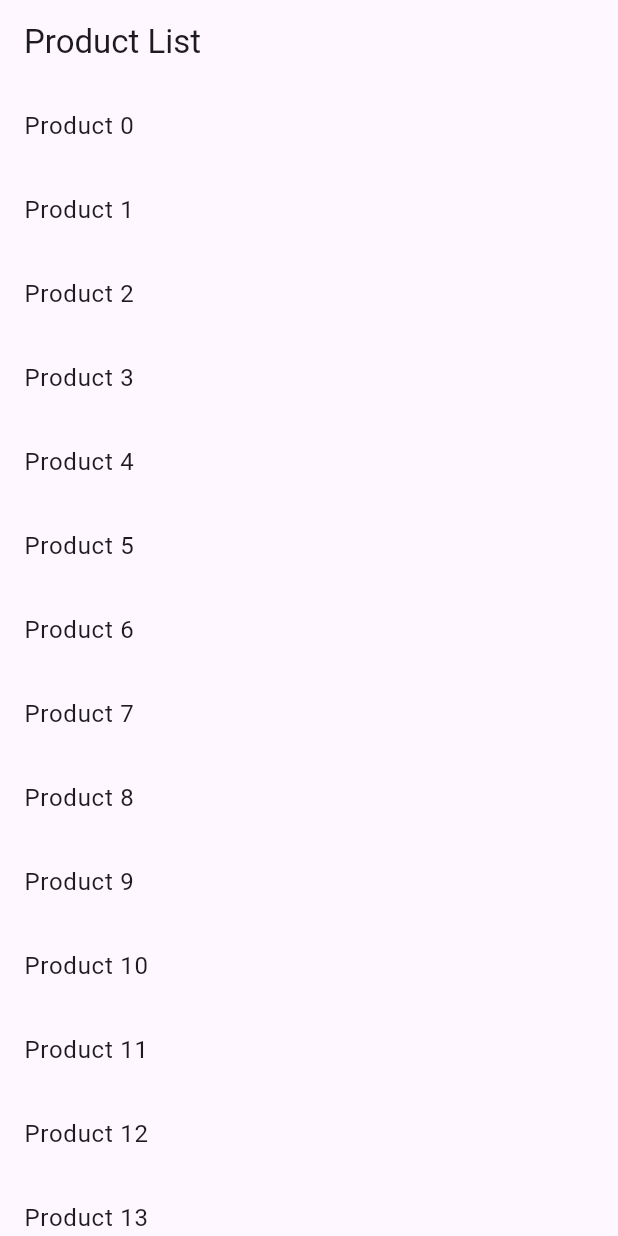
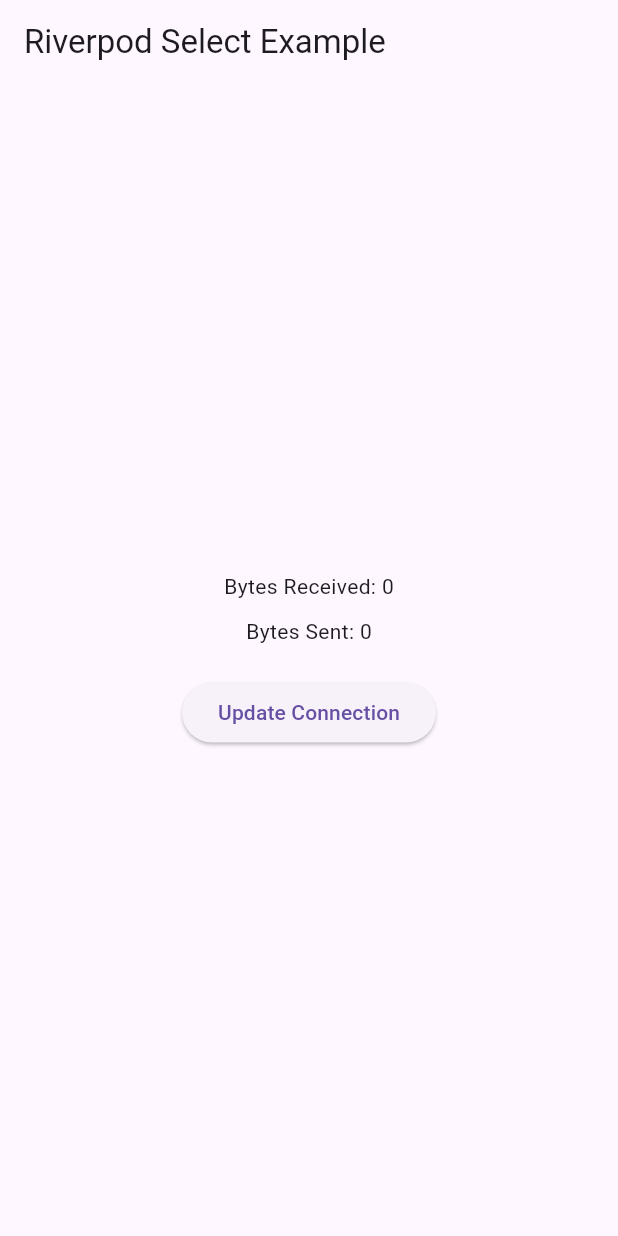
Before and after one commit to yahia-safwat/riverpod_explorer, a Flutter app: the screen it shows after launch, on a phone screen of 412 x 824 dp. Run offline on Flutter 3.47's test engine with Material 3 defaults, Android fonts, the phone set to English and light mode, and no system bars; our stand-ins replace flutter_riverpod.

Commit message:
Optimized widget rebuilds using 'select' with Riverpod

```diff
--- /dev/null
+++ b/lib/connection/models/connection.dart
@@ -0,0 +1,5 @@
+class Connection {
+  Connection({this.bytesSent = 0, this.bytesReceived = 0});
+  final int bytesSent;
+  final int bytesReceived;
+}
--- /dev/null
+++ b/lib/connection/providers/connection_provider.dart
@@ -0,0 +1,6 @@
+import 'package:flutter_riverpod/flutter_riverpod.dart';
+import '../models/connection.dart';
+
+final connectionProvider = StateProvider<Connection>((ref) {
+  return Connection();
+});
--- /dev/null
+++ b/lib/connection/widgets/bytes_received_text.dart
@@ -0,0 +1,16 @@
+import 'package:flutter/material.dart';
+import 'package:flutter_riverpod/flutter_riverpod.dart';
+import '../providers/connection_provider.dart';
+
+class BytesReceivedText extends ConsumerWidget {
+  const BytesReceivedText({super.key});
+
+  @override
+  Widget build(BuildContext context, WidgetRef ref) {
+    // Only rebuild when bytesReceived changes
+    final bytesReceived = ref.watch(connectionProvider.select(
+      (connection) => connection.bytesReceived,
+    ));
+    return Text('Bytes Received: $bytesReceived');
+  }
+}
--- /dev/null
+++ b/lib/connection/widgets/bytes_sent_text.dart
@@ -0,0 +1,17 @@
+import 'package:flutter/material.dart';
+import 'package:flutter_riverpod/flutter_riverpod.dart';
+import '../providers/connection_provider.dart';
+
+class BytesSentText extends ConsumerWidget {
+  const BytesSentText({super.key});
+
+  @override
+  Widget build(BuildContext context, WidgetRef ref) {
+    // Only rebuild when bytesSent changes
+    final bytesSent = ref.watch(connectionProvider.select(
+      (connection) => connection.bytesSent,
+    ));
+
+    return Text('Bytes Sent: $bytesSent');
+  }
+}
--- a/lib/main.dart
+++ b/lib/main.dart
@@ -1,6 +1,7 @@
 import 'package:flutter/material.dart';
 import 'package:flutter_riverpod/flutter_riverpod.dart';
-import 'product/widgets/product_list.dart';
+
+import 'screens/home_screen.dart';
 
 void main() {
   runApp(const ProviderScope(child: MyApp()));
@@ -13,16 +14,11 @@
   Widget build(BuildContext context) {
     return MaterialApp(
       debugShowCheckedModeBanner: false,
-      title: 'Riverpod Scoped Providers Example',
+      title: 'Riverpod Select Example',
       theme: ThemeData(
         primarySwatch: Colors.blue,
       ),
-      home: Scaffold(
-        appBar: AppBar(
-          title: const Text('Product List'),
-        ),
-        body: const ProductList(),
-      ),
+      home: const HomeScreen(),
     );
   }
 }
--- a/lib/product/providers/current_product_index_provider.dart
+++ /dev/null
@@ -1,6 +0,0 @@
-import 'package:flutter_riverpod/flutter_riverpod.dart';
-
-// Provider to hold the current product index
-final currentProductIndexProvider = Provider<int>((ref) {
-  throw UnimplementedError();
-});
--- a/lib/product/widgets/product_item.dart
+++ /dev/null
@@ -1,17 +0,0 @@
-import 'package:flutter/material.dart';
-import 'package:flutter_riverpod/flutter_riverpod.dart';
-import '../providers/current_product_index_provider.dart';
-
-class ProductItem extends ConsumerWidget {
-  const ProductItem({super.key});
-
-  @override
-  Widget build(BuildContext context, WidgetRef ref) {
-    // Access the index via WidgetRef
-    final index = ref.watch(currentProductIndexProvider);
-
-    return ListTile(
-      title: Text('Product $index'),
-    );
-  }
-}
--- a/lib/product/widgets/product_list.dart
+++ /dev/null
@@ -1,26 +0,0 @@
-import 'package:flutter/material.dart';
-import 'package:flutter_riverpod/flutter_riverpod.dart';
-import '../providers/current_product_index_provider.dart';
-import 'product_item.dart';
-
-class ProductList extends StatelessWidget {
-  const ProductList({super.key});
-
-  @override
-  Widget build(BuildContext context) {
-    return ListView.builder(
-      itemCount: 20, // Example item count
-      itemBuilder: (context, index) {
-        // Add a parent ProviderScope for each ProductItem
-        return ProviderScope(
-          overrides: [
-            // Override currentProductIndexProvider with the index
-            currentProductIndexProvider.overrideWithValue(index),
-          ],
-          // Return a const ProductItem with no constructor arguments
-          child: const ProductItem(),
-        );
-      },
-    );
-  }
-}
--- /dev/null
+++ b/lib/screens/home_screen.dart
@@ -0,0 +1,43 @@
+import 'package:flutter/material.dart';
+import 'package:flutter_riverpod/flutter_riverpod.dart';
+
+import '../connection/models/connection.dart';
+import '../connection/providers/connection_provider.dart';
+import '../connection/widgets/bytes_received_text.dart';
+import '../connection/widgets/bytes_sent_text.dart';
+
+class HomeScreen extends ConsumerWidget {
+  const HomeScreen({super.key});
+
+  @override
+  Widget build(BuildContext context, WidgetRef ref) {
+    final connectionState = ref.watch(connectionProvider);
+
+    return Scaffold(
+      appBar: AppBar(
+        title: const Text('Riverpod Select Example'),
+      ),
+      body: Center(
+        child: Column(
+          mainAxisAlignment: MainAxisAlignment.center,
+          children: [
+            const BytesReceivedText(),
+            const SizedBox(height: 10),
+            const BytesSentText(),
+            const SizedBox(height: 20),
+            ElevatedButton(
+              onPressed: () {
+                final current = connectionState;
+                ref.read(connectionProvider.notifier).state = Connection(
+                  bytesSent: current.bytesSent + 10,
+                  bytesReceived: current.bytesReceived + 5,
+                );
+              },
+              child: const Text('Update Connection'),
+            ),
+          ],
+        ),
+      ),
+    );
+  }
+}
```
